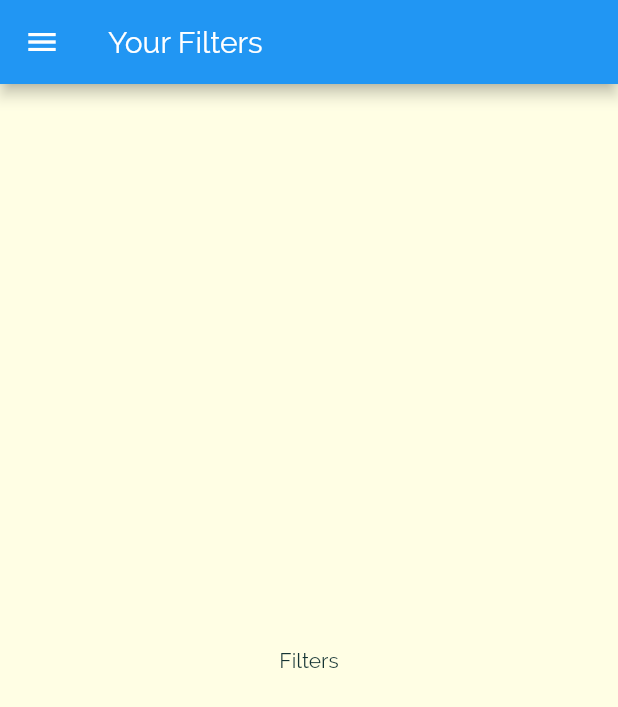
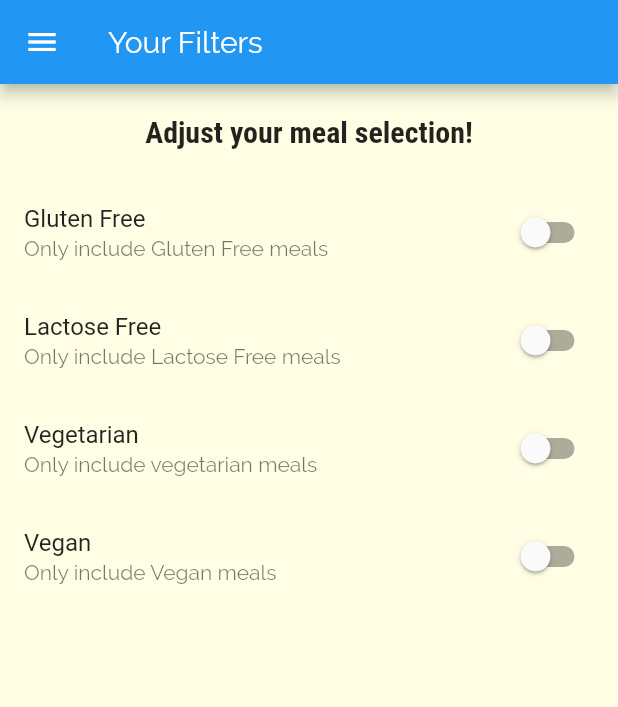
Before and after one commit to alinpahontu2912/mealsapp, a Flutter app: the FilterScreen screen opened by its route, on a phone screen of 412 x 824 dp. Shown: the top 707 px of the screen. Run offline on Flutter 3.47's test engine with Material 2 defaults, Android fonts, the phone set to English and light mode, and no system bars.

Commit message:
updated filters page and added delete meal functionality

```diff
--- a/lib/filters screen.dart
+++ b/lib/filters screen.dart
@@ -1,8 +1,28 @@
 import 'package:flutter/material.dart';
 import 'package:mealsapp/main_drawer.dart';
 
-class FilterScreen extends StatelessWidget {
+class FilterScreen extends StatefulWidget {
   static const routeName = '/filters';
+
+  @override
+  _FilterScreenState createState() => _FilterScreenState();
+}
+
+class _FilterScreenState extends State<FilterScreen> {
+  bool _glutenFree = false;
+  bool _vegetarian = false;
+  bool _vegan = false;
+  bool _lactoseFree = false;
+
+  Widget _buildSwitchTile(String title, String description, bool currentValue,
+      Function updateValue) {
+    return SwitchListTile(
+      title: Text(title),
+      value: currentValue,
+      subtitle: Text(description),
+      onChanged: updateValue,
+    );
+  }
 
   @override
   Widget build(BuildContext context) {
@@ -11,8 +31,50 @@ class FilterScreen extends StatelessWidget {
           title: Text('Your Filters'),
         ),
         drawer: MainDrawer(),
-        body: Center(
-          child: Text('Filters'),
+        body: Column(
+          children: [
+            Container(
+              padding: EdgeInsets.all(20),
+              child: Text(
+                'Adjust your meal selection!',
+                style: Theme.of(context).textTheme.headline6,
+              ),
+            ),
+            Expanded(
+              child: ListView(
+                children: [
+                  _buildSwitchTile(
+                      'Gluten Free',
+                      'Only include Gluten Free meals',
+                      _glutenFree, (newValue) {
+                    setState(() {
+                      _glutenFree = newValue;
+                    });
+                  }),
+                  _buildSwitchTile(
+                      'Lactose Free',
+                      'Only include Lactose Free meals',
+                      _lactoseFree, (newValue) {
+                    setState(() {
+                      _lactoseFree = newValue;
+                    });
+                  }),
+                  _buildSwitchTile('Vegetarian',
+                      'Only include vegetarian meals', _vegetarian, (newValue) {
+                    setState(() {
+                      _vegetarian = newValue;
+                    });
+                  }),
+                  _buildSwitchTile('Vegan', 'Only include Vegan meals', _vegan,
+                      (newValue) {
+                    setState(() {
+                      _vegan = newValue;
+                    });
+                  }),
+                ],
+              ),
+            )
+          ],
         ));
   }
 }
--- a/lib/main_drawer.dart
+++ b/lib/main_drawer.dart
@@ -58,7 +58,7 @@ class MainDrawer extends StatelessWidget {
             ),
           ),
           onTap: () {
-            Navigator.of(context).pushReplacementNamed(FilterScreen.routeName);
+            Navigator.of(context).pushNamed(FilterScreen.routeName);
           },
         )
       ],
--- a/lib/meal_detail_screen.dart
+++ b/lib/meal_detail_screen.dart
@@ -93,6 +93,12 @@ class MealDetailScreen extends StatelessWidget {
           ),
         ),
       ),
+      floatingActionButton: FloatingActionButton(
+        child: Icon(Icons.delete),
+        onPressed:  () {
+          Navigator.of(context).pop(mealId);
+        },
+      ),
     );
   }
 }
```
Also changed, not shown: lib/category_meals_screen.dart (+45 -15 lines), lib/meal_item.dart (+10 -2 lines).
